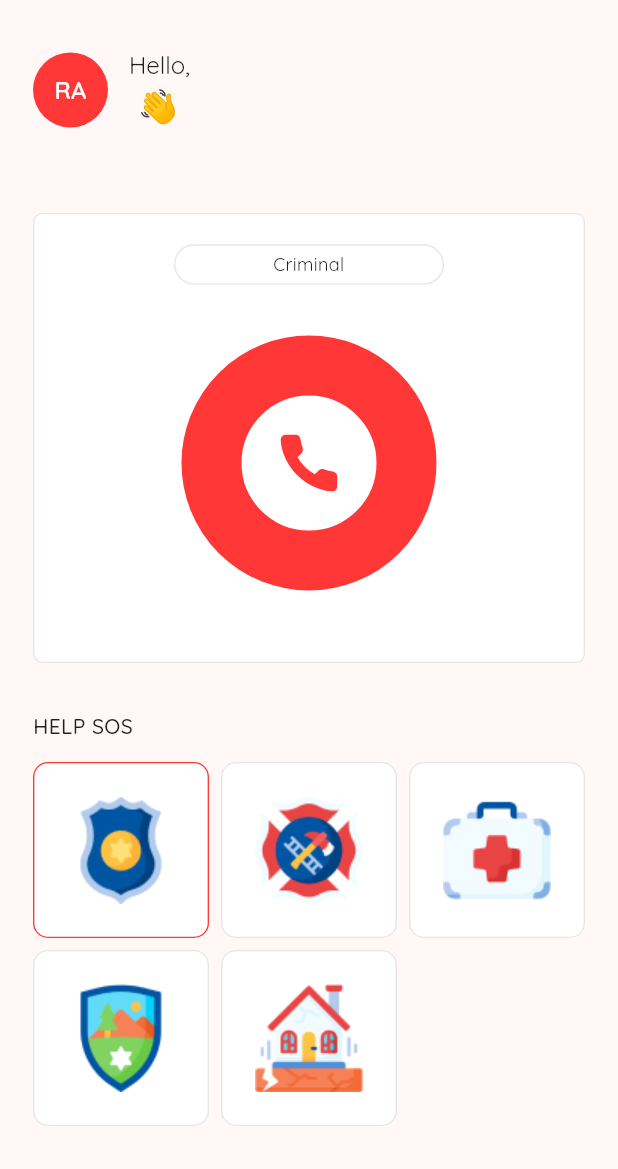
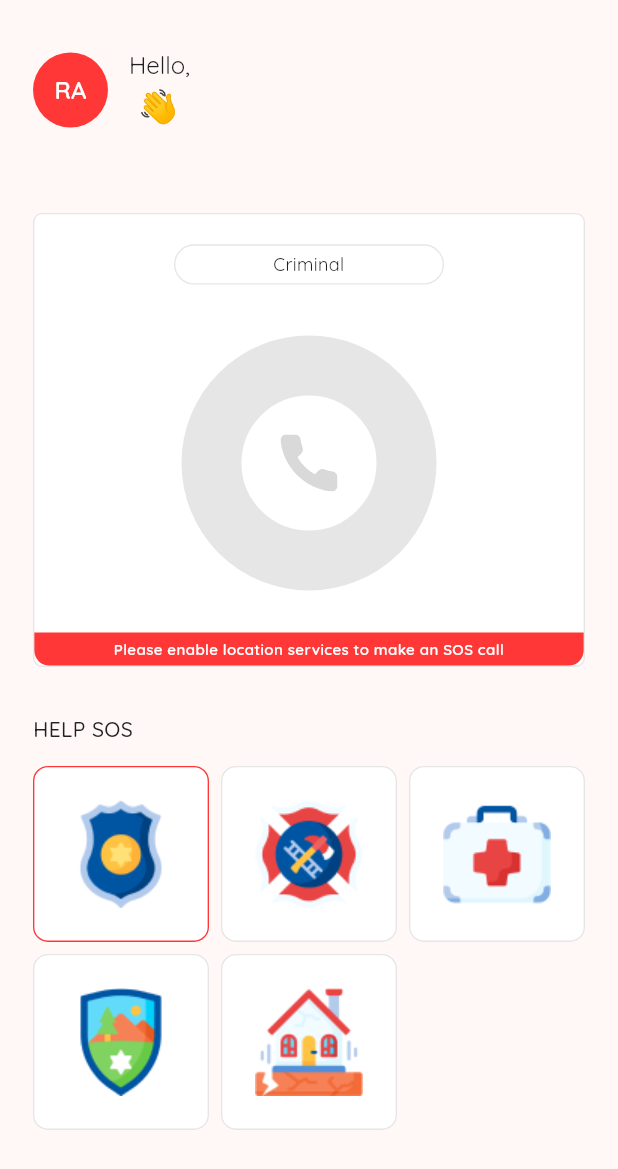
Before and after one commit to SOS-Assist/mobile-app, a Flutter app: the Sos widget shown alone on an empty page, opened directly with empty values, on a phone screen of 412 x 824 dp. Shown: the top 1169 px of the screen. Run offline on Flutter 3.47's test engine with Material 3 defaults, Android fonts, the phone set to English and light mode, and no system bars; our stand-ins replace cloud_firestore, firebase_auth, firebase_core, flutter_svg, geolocator; missing offline and left inert: geoflutterfire2; accounts and stored records are empty.

Commit message:
feature (homepage): handling denied location services

```diff
--- a/lib/widgets/sos.dart
+++ b/lib/widgets/sos.dart
@@ -4,13 +4,15 @@ import 'package:mobile_app/models/user.dart';
 import 'package:mobile_app/pages/sos_call.dart';
 
 class Sos extends StatefulWidget {
+  final bool isLocationServicesEnabled;
   final dynamic cancelUserLocationListener;
   final UserModel? user;
 
   const Sos({
     super.key,
+    required this.isLocationServicesEnabled,
+    required this.cancelUserLocationListener,
     required this.user,
-    required this.cancelUserLocationListener,
   });
 
   @override
@@ -44,9 +46,11 @@ class _SosState extends State<Sos> {
                 child: Column(
                   children: [
                     SosButton(
-                      sosType: _sosType,
+                      isLocationServicesEnabled:
+                          widget.isLocationServicesEnabled,
                       cancelUserLocationListener:
                           widget.cancelUserLocationListener,
+                      sosType: _sosType,
                     ),
                     const SizedBox(height: 32),
                     SosList(
@@ -116,13 +120,15 @@ class GreetingsText extends StatelessWidget {
 }
 
 class SosButton extends StatelessWidget {
+  final bool isLocationServicesEnabled;
   final dynamic cancelUserLocationListener;
   final String sosType;
 
   const SosButton({
     super.key,
+    required this.isLocationServicesEnabled,
+    required this.cancelUserLocationListener,
     required this.sosType,
-    required this.cancelUserLocationListener,
   });
 
   @override
@@ -133,7 +139,7 @@ class SosButton extends StatelessWidget {
 
     return SizedBox(
       width: screenWidth,
-      height: 300,
+      // height: 310,
       child: Container(
         decoration: BoxDecoration(
           color: Colors.white,
@@ -144,7 +150,9 @@ class SosButton extends StatelessWidget {
           borderRadius: BorderRadius.circular(6),
         ),
         child: Padding(
-          padding: const EdgeInsets.all(20),
+          padding: const EdgeInsets.only(
+            top: 20,
+          ),
           child: Column(
             children: [
               Container(
@@ -171,6 +179,9 @@ class SosButton extends StatelessWidget {
               ),
               IconButton(
                 onPressed: () {
+                  if (!isLocationServicesEnabled) {
+                    return;
+                  }
                   cancelUserLocationListener();
                   Navigator.push(
                     context,
@@ -185,7 +196,9 @@ class SosButton extends StatelessWidget {
                   alignment: Alignment.center,
                   decoration: BoxDecoration(
                     border: Border.all(
-                      color: colorScheme.primary,
+                      color: isLocationServicesEnabled
+                          ? colorScheme.primary
+                          : const Color.fromRGBO(0, 0, 0, 0.1),
                       width: 40,
                     ),
                     shape: BoxShape.circle,
@@ -194,11 +207,42 @@ class SosButton extends StatelessWidget {
                     'assets/icons/call.svg',
                     width: 38,
                     height: 38,
+                    colorFilter: ColorFilter.mode(
+                      isLocationServicesEnabled
+                          ? colorScheme.primary
+                          : const Color.fromRGBO(0, 0, 0, 0.15),
+                      BlendMode.srcIn,
+                    ),
                   ),
                 ),
                 iconSize: 38,
-                color: colorScheme.primary,
               ),
+              Container(
+                margin: const EdgeInsets.only(top: 20),
+                padding: const EdgeInsets.symmetric(
+                  horizontal: 20,
+                  vertical: 4,
+                ),
+                width: !isLocationServicesEnabled ? screenWidth : 0,
+                decoration: BoxDecoration(
+                  color: colorScheme.primary,
+                  borderRadius: const BorderRadius.only(
+                    bottomLeft: Radius.circular(10),
+                    bottomRight: Radius.circular(10),
+                  ),
+                ),
+                child: Text(
+                  !isLocationServicesEnabled
+                      ? 'Please enable location services to make an SOS call'
+                      : '',
+                  textAlign: TextAlign.center,
+                  style: const TextStyle(
+                    color: Colors.white,
+                    fontSize: 10,
+                    fontWeight: FontWeight.w600,
+                  ),
+                ),
+              )
             ],
           ),
         ),
```
Also changed, not shown: lib/pages/home.dart (+27 -3 lines).
